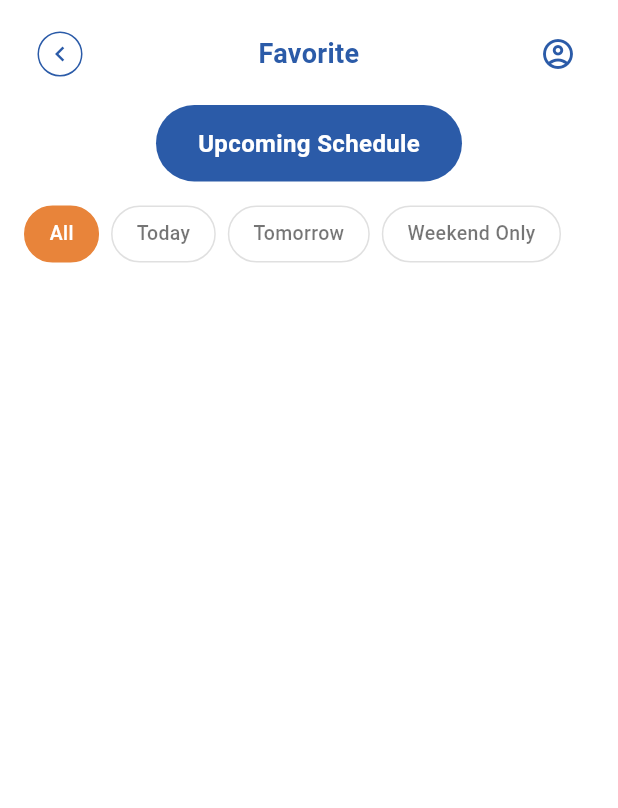
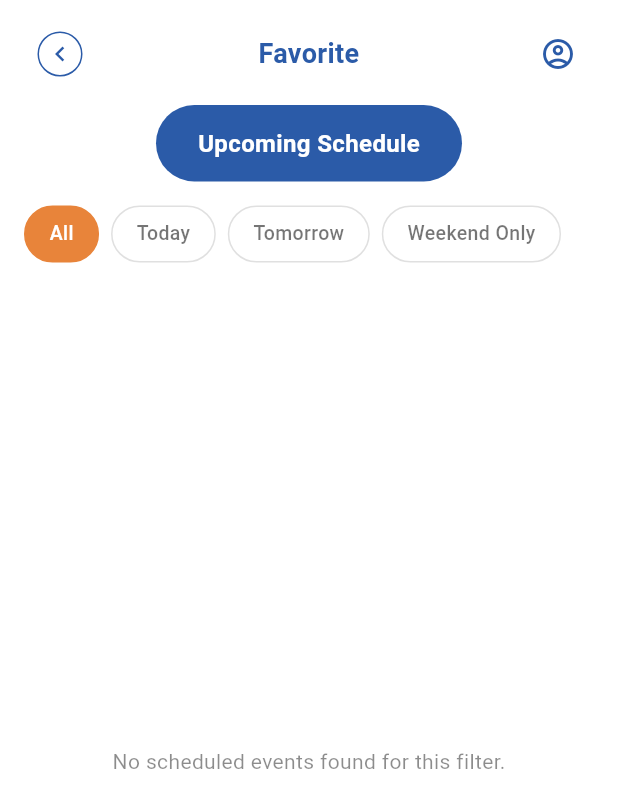
Before and after one commit to devaravind24/Integration-of-YARDSALES-APP, a Flutter app: the ScheduleScreen screen opened by its route, on a phone screen of 412 x 824 dp. Shown: the top 808 px of the screen. Run offline on Flutter 3.47's test engine with Material 3 defaults, Android fonts, the phone set to English and light mode, and no system bars; our stand-ins replace cloud_firestore, firebase_auth, firebase_core, firebase_storage, font_awesome_flutter, geolocator and 3 more; accounts and stored records are empty.

Commit message:
fix: schedule page filter by day

```diff
--- a/lib/screens/schedule/schedule_screen.dart
+++ b/lib/screens/schedule/schedule_screen.dart
@@ -1,6 +1,7 @@
 import 'package:csen268_final_project/routes/app_routes.dart';
 import 'package:csen268_final_project/services/auth_service.dart';
 import 'package:flutter/material.dart';
+import 'package:intl/intl.dart';
 
 class ScheduleScreen extends StatefulWidget {
   const ScheduleScreen({super.key});
@@ -17,37 +18,6 @@ class _ScheduleScreenState extends State<ScheduleScreen> {
   Map<String, List<Map<String, dynamic>>> _grouped = {};
   bool _isLoading = true;
 
-  final _events = [
-    {
-      'day': 'Fri',
-      'date': '10',
-      'title': 'Estate Sale',
-      'subtitle': 'Fri. Apr 10 · 12:00pm · San Jose',
-      'favorited': false,
-    },
-    {
-      'day': 'Sat',
-      'date': '11',
-      'title': 'Neighborhood Garage Sale',
-      'subtitle': 'Sat. Apr 11 · 2:00pm · San Jose',
-      'favorited': false,
-    },
-    {
-      'day': 'Sat',
-      'date': '11',
-      'title': 'Yard Sale',
-      'subtitle': 'Sat. Apr 11 · 3:30pm · San Jose',
-      'favorited': false,
-    },
-    {
-      'day': 'Sun',
-      'date': '12',
-      'title': 'Kitchen and Bath Yard Sale',
-      'subtitle': 'Sun. Apr 12 · 10:30am · San Jose',
-      'favorited': false,
-    },
-  ];
-
   @override
   void initState() {
     super.initState();
@@ -59,32 +29,89 @@ class _ScheduleScreenState extends State<ScheduleScreen> {
       _isLoading = true;
     });
     _scheduledFavorites = await _auth.fetchUserFavorites();
-    final Map<String, List<Map<String, dynamic>>> grouped_fav = _seperateGroups();
+    _applyFilteringAndGrouping();
+  }
+
+  void _applyFilteringAndGrouping() {
+    final filteredList = _filterEventsBySelection();
+    final Map<String, List<Map<String, dynamic>>> groupedFav = _seperateGroups(filteredList);
+
     setState(() {
-      _grouped = grouped_fav;
+      _grouped = groupedFav;
       _isLoading = false;
     });
   }
 
-  Map<String, List<Map<String, dynamic>>> _seperateGroups() {
-    if(_scheduledFavorites.isEmpty) return {};
+  List<Map<String, dynamic>> _filterEventsBySelection() {
+    if (_selectedFilter == 0) return _scheduledFavorites;
+
+    final DateTime now = DateTime.now();
+    final String todayString = DateFormat('E, MMM d').format(now);
+    final String tomorrowString = DateFormat('E, MMM d').format(now.add(const Duration(days: 1)));
+
+    return _scheduledFavorites.where((event) {
+      final String? eventDate = event['date']?.toString();
+      if (eventDate == null) return false;
+
+      switch (_selectedFilter) {
+        case 1:
+          return eventDate.trim().toLowerCase() == todayString.trim().toLowerCase();
+        case 2:
+          return eventDate.trim().toLowerCase() == tomorrowString.trim().toLowerCase();
+        case 3:
+          final String weekday = eventDate.split(',').first.trim().toLowerCase();
+          return weekday == 'saturday' || weekday == 'sunday' || weekday == 'sat' || weekday == 'sun';
+        default:
+          return true;
+      }
+    }).toList();
+  }
+
+  Map<String, List<Map<String, dynamic>>> _seperateGroups(List<Map<String, dynamic>> listToGroup) {
+    if (listToGroup.isEmpty) return {};
+
+    // 1. Sort the raw list chronologically before grouping them together
+    final List<Map<String, dynamic>> sortedList = List.from(listToGroup);
+    sortedList.sort((a, b) {
+      final String? dateAStr = a['date']?.toString();
+      final String? dateBStr = b['date']?.toString();
+
+      if (dateAStr == null) return 1;
+      if (dateBStr == null) return -1;
+
+      try {
+        // Expected incoming format example: "Saturday, Apr 4"
+        // We look up the current year dynamically to ensure parsing succeeds smoothly
+        final int currentYear = DateTime.now().year;
+        final DateFormat format = DateFormat('E, MMM d yyyy');
+
+        final DateTime dateA = format.parse('$dateAStr $currentYear');
+        final DateTime dateB = format.parse('$dateBStr $currentYear');
+
+        return dateA.compareTo(dateB);
+      } catch (e) {
+        debugPrint('Error parsing date comparison tokens: $e');
+        return 0; // Fallback to safe keeping order if formatting fails mismatch expectations
+      }
+    });
+
+    // 2. Use a LinkedHashMap (default variant implementation of {}) to preserve this sorted order
     final Map<String, List<Map<String, dynamic>>> grouped = {};
 
-    for (final event in _scheduledFavorites) {
-      event['subtitle'] = "${event['date']??''} · ${event['starttime']??''}";
-      final List<String> splitDate = event['date']?.toString().split(',').toList() ?? ['Sun','Dec 31'];
+    for (final event in sortedList) {
+      event['subtitle'] = "${event['date'] ?? ''} · ${event['starttime'] ?? ''}";
+      final List<String> splitDate = event['date']?.toString().split(',').toList() ?? ['Sun', 'Dec 31'];
       if (splitDate.length < 2) continue;
-      final key ='${splitDate[0]}-${splitDate[1]}';
+      final key = '${splitDate[0]}-${splitDate[1]}';
       grouped.putIfAbsent(key, () => []);
       grouped[key]!.add(event);
     }
-    print(grouped);
     return grouped;
   }
 
   @override
   Widget build(BuildContext context) {
-
+    // Preserves sorted entries mapping order configurations dynamically
     final Map<String, List<Map<String, dynamic>>> grouped = _grouped;
 
     return Scaffold(
@@ -129,10 +156,8 @@ class _ScheduleScreenState extends State<ScheduleScreen> {
               ),
             ),
             const SizedBox(height: 10),
-            // Upcoming Schedule button
             Container(
-              padding:
-                  const EdgeInsets.symmetric(horizontal: 28, vertical: 14),
+              padding: const EdgeInsets.symmetric(horizontal: 28, vertical: 14),
               decoration: BoxDecoration(
                 color: const Color(0xFF2B5BA8),
                 borderRadius: BorderRadius.circular(30),
@@ -158,20 +183,21 @@ class _ScheduleScreenState extends State<ScheduleScreen> {
                 itemBuilder: (context, i) {
                   final selected = _selectedFilter == i;
                   return GestureDetector(
-                    onTap: () => setState(() => _selectedFilter = i),
+                    onTap: () {
+                      setState(() {
+                        _selectedFilter = i;
+                      });
+                      _applyFilteringAndGrouping();
+                    },
                     child: AnimatedContainer(
                       duration: const Duration(milliseconds: 200),
                       padding: const EdgeInsets.symmetric(
                           horizontal: 16, vertical: 8),
                       decoration: BoxDecoration(
-                        color: selected
-                            ? const Color(0xFFE8843A)
-                            : Colors.white,
+                        color: selected ? const Color(0xFFE8843A) : Colors.white,
                         borderRadius: BorderRadius.circular(20),
                         border: Border.all(
-                          color: selected
-                              ? const Color(0xFFE8843A)
-                              : Colors.grey.shade300,
+                          color: selected ? const Color(0xFFE8843A) : Colors.grey.shade300,
                         ),
                       ),
                       child: Text(
@@ -188,19 +214,25 @@ class _ScheduleScreenState extends State<ScheduleScreen> {
               ),
             ),
             const SizedBox(height: 16),
-            // Events list
+            // Chronologically ordered timeline list display loop
             Expanded(
               child: _isLoading
                   ? const Center(
                       child: CircularProgressIndicator(color: Color(0xFFE8843A)),
                     )
-              :
-              ListView(
+                  : grouped.isEmpty
+                      ? const Center(
+                          child: Text(
+                            'No scheduled events found for this filter.',
+                            style: TextStyle(color: Colors.black45),
+                          ),
+                        )
+                      : ListView(
                           padding: const EdgeInsets.symmetric(horizontal: 16),
                           children: grouped.entries.map((entry) {
                             final parts = entry.key.split('-');
                             final dayName = parts[0];
-                  final dateNum = parts[1].split(" ").last ?? '1';
+                            final dateNum = parts[1].split(" ").last;
                             final events = entry.value;
 
                             return Column(
@@ -221,8 +253,8 @@ class _ScheduleScreenState extends State<ScheduleScreen> {
                                         children: [
                                           Container(
                                             width: double.infinity,
-                                  padding:
-                                      const EdgeInsets.symmetric(vertical: 4),
+                                            padding: const EdgeInsets.symmetric(
+                                                vertical: 4),
                                             decoration: const BoxDecoration(
                                               color: Color(0xFF2B5BA8),
                                               borderRadius: BorderRadius.only(
@@ -241,8 +273,8 @@ class _ScheduleScreenState extends State<ScheduleScreen> {
                                             ),
                                           ),
                                           Padding(
-                                  padding:
-                                      const EdgeInsets.symmetric(vertical: 6),
+                                            padding: const EdgeInsets.symmetric(
+                                                vertical: 6),
                                             child: Text(
                                               dateNum,
                                               style: const TextStyle(
@@ -260,7 +292,8 @@ class _ScheduleScreenState extends State<ScheduleScreen> {
                                     Expanded(
                                       child: Column(
                                         children: events
-                                  .map((event) => _EventCard(event: event)) // HERE
+                                            .map((event) =>
+                                                _EventCard(event: event))
                                             .toList(),
                                       ),
                                     ),
@@ -290,8 +323,6 @@ class _EventCard extends StatefulWidget {
 }
 
 class _EventCardState extends State<_EventCard> {
-  // bool _favorited = false;
-
   @override
   Widget build(BuildContext context) {
     return Container(
@@ -346,16 +377,6 @@ class _EventCardState extends State<_EventCard> {
               ],
             ),
           ),
-          // IconButton(
-          //   icon: Icon(
-          //     _favorited ? Icons.favorite : Icons.favorite_border,
-          //     color: _favorited ? Colors.red : Colors.grey,
-          //     size: 20,
-          //   ),
-          //   onPressed: () => setState(() => _favorited = !_favorited),
-          //   padding: EdgeInsets.zero,
-          //   constraints: const BoxConstraints(),
-          // ),
         ],
       ),
     );
```
Lines whose indentation alone changed are shown as unchanged.
